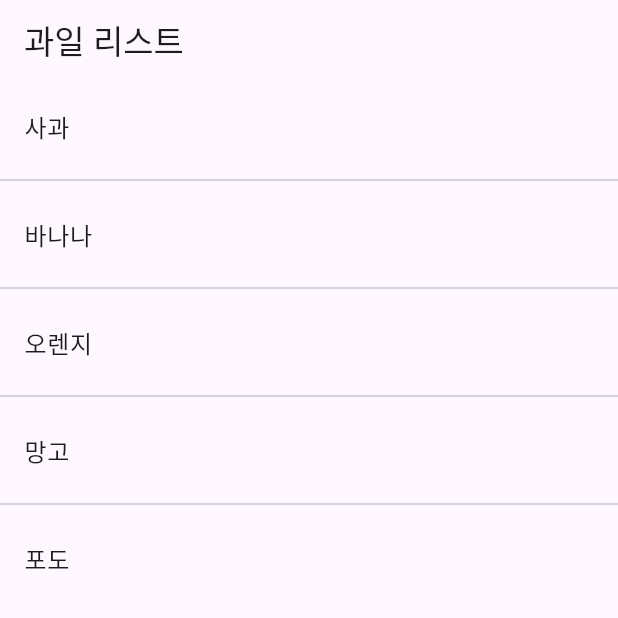
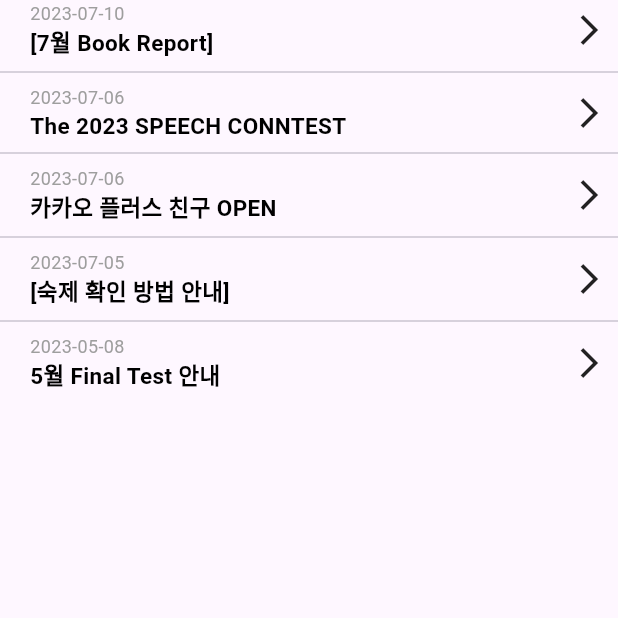
Before and after one commit to Poly-LucyKang/flutterWebDemo, a Flutter app: the screen it shows after launch, on a phone screen of 412 x 824 dp, the top half of it. Run offline on Flutter 3.47's test engine with Material 3 defaults, Android fonts, the phone set to English and light mode, and no system bars; our stand-ins replace webview_flutter; missing offline and left inert: webengage_flutter.

Commit message:
update app.js

```diff
--- a/lib/main.dart
+++ b/lib/main.dart
@@ -4,45 +4,80 @@ import 'package:flutter/material.dart';
 import 'package:webengage_flutter/webengage_flutter.dart';
 import 'package:webview_flutter/webview_flutter.dart';
 
+import 'model/NoticeModel.dart';
+
 void main() {
   runApp(MyApp());
 }
-
+ // 과일 리스트
+ final List<NoticeModel> fruits = [
+   NoticeModel(
+     title: "[7월 Book Report]",
+     updateDate: "2023-07-10",
+     content: "[7월 Book Report]"
+ ),
+   NoticeModel(
+       title: "The 2023 SPEECH CONNTEST",
+       updateDate: "2023-07-06",
+       content: "The 2023 SPEECH CONNTEST"
+   ),
+   NoticeModel(
+       title: "카카오 플러스 친구 OPEN",
+       updateDate: "2023-07-06",
+       content: "카카오 플러스 친구 OPEN"
+   ),
+   NoticeModel(
+       title: "[숙제 확인 방법 안내]",
+       updateDate: "2023-07-05",
+       content: "[숙제 확인 방법 안내]"
+   ),
+   NoticeModel(
+       title: "5월 Final Test 안내",
+       updateDate: "2023-05-08",
+       content: "5월 Final Test 안내"
+   )];
 class MyApp extends StatelessWidget {
 
   @override
   Widget build(BuildContext context) {
     return MaterialApp(
-      title: '과일 리스트',
       theme: ThemeData(
         primarySwatch: Colors.blue,
       ),
+      color: Colors.white,
       home: FruitListPage(),
     );
   }
 }
 
 class FruitListPage extends StatelessWidget {
-  // 과일 리스트
-  final List<String> fruits = ['사과', '바나나', '오렌지', '망고', '포도'];
 
   @override
   Widget build(BuildContext context) {
     return Scaffold(
-      appBar: AppBar(
-        title: Text('과일 리스트'),
-      ),
       body: ListView.separated(
         itemCount: fruits.length,
         itemBuilder: (context, index) {
-          return ListTile(
-            title: Text(fruits[index]),
+          return GestureDetector(
+            child: Row(
+              children: [
+                Expanded(flex: 9,child: Padding(padding: EdgeInsets.fromLTRB(20, 0, 10, 0), child: Column(
+                  mainAxisSize: MainAxisSize.min,
+                  crossAxisAlignment: CrossAxisAlignment.start,
+                  children: [
+                    Text(fruits[index].updateDate, style: const TextStyle(color: Colors.grey, fontSize: 12)),
+                    Text(fruits[index].title, style: const TextStyle(color: Colors.black, fontSize: 15, fontWeight: FontWeight.bold),)
+                  ],
+                ),),),
+                const Expanded(flex: 1,child: Align(alignment: Alignment.centerRight,child: Padding(padding: EdgeInsets.fromLTRB(10, 0, 20, 0), child: Icon(Icons.arrow_forward_ios_sharp),),))
+              ],
+            ),
             onTap: () {
               // 상세 페이지로 이동
               Navigator.push(
                 context,
                 MaterialPageRoute(
-                  builder: (context) => FruitDetailPage(fruitName: fruits[index]),
+                  builder: (context) => FruitDetailPage(fruitName: fruits[index].content),
                 ),
               );
             },
@@ -85,15 +120,16 @@ class _FruitDetailPageState extends State<FruitDetailPage> {
   @override
   Widget build(BuildContext context) {
     return Scaffold(
-        appBar: AppBar(
-            title:Text('${widget.fruitName} 페이지') ),
         body: Builder(builder: (BuildContext context) {
           return  GestureDetector(
             onTap: () => {
               sendToNative(widget.fruitName)
             },
-            child: Center(child:
-              Text("${widget.fruitName}"),),
+            child: Container(
+              color: Colors.white,
+              child: Center(child:
+              Text("${widget.fruitName}"),
+            )),
           );
     })); //WebViewWidget(controller: _controller));
   }
```
Also changed, not shown: lib/model/NoticeModel.dart (added, +30 -0 lines), 1 other file.
